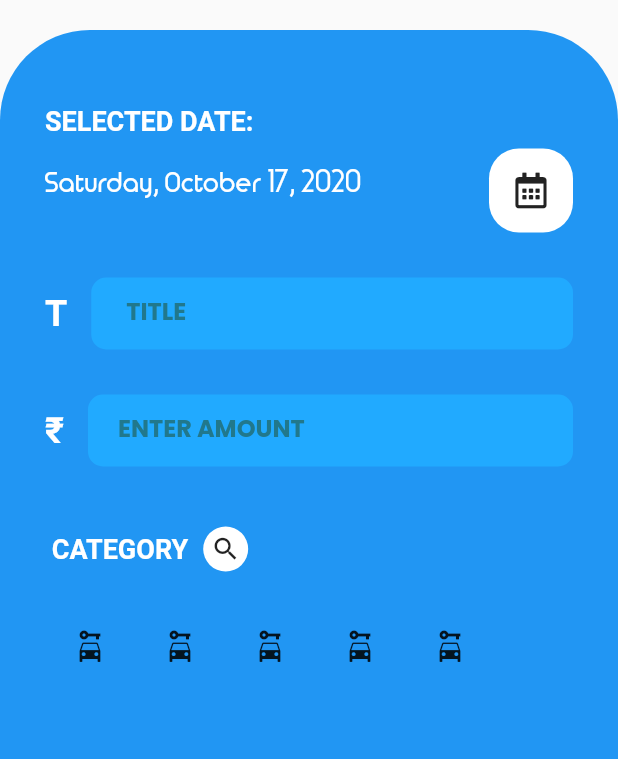
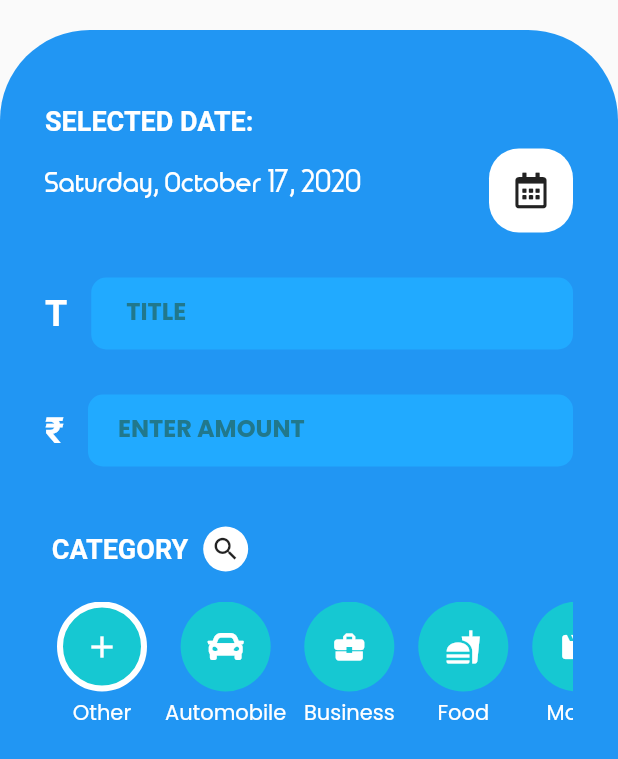
Before and after one commit to aman1210/FlutterExpenseTracker, a Flutter app: the TransactionForm widget shown alone on an empty page, opened directly with empty values, on a phone screen of 412 x 824 dp. Shown: the top 759 px of the screen. Run offline on Flutter 3.47's test engine with Material 2 defaults, Android fonts, the phone set to English and light mode, and no system bars; our stand-ins replace fancy_bottom_navigation, font_awesome_flutter; missing offline and left inert: icon_picker.

Commit message:
some changes

```diff
--- /dev/null
+++ b/lib/Model/category.dart
@@ -0,0 +1,7 @@
+import 'package:flutter/material.dart';
+
+class CategoryModel {
+  IconData icon;
+  String categoryName;
+  CategoryModel({this.icon, this.categoryName});
+}
--- /dev/null
+++ b/lib/Provider/categoryProvider.dart
@@ -0,0 +1,29 @@
+import 'package:flutter/material.dart';
+import 'package:font_awesome_flutter/font_awesome_flutter.dart';
+import '../Model/category.dart';
+
+class CategoryProvider with ChangeNotifier {
+  List<CategoryModel> expenseCategory = [
+    new CategoryModel(icon: Icons.add, categoryName: 'Other'),
+    new CategoryModel(icon: FontAwesomeIcons.car, categoryName: 'Automobile'),
+    new CategoryModel(icon: Icons.business_center, categoryName: 'Business'),
+    new CategoryModel(icon: Icons.fastfood, categoryName: 'Food'),
+    new CategoryModel(icon: Icons.movie, categoryName: 'Movie'),
+    new CategoryModel(icon: Icons.medical_services, categoryName: 'Medical'),
+    new CategoryModel(
+        icon: FontAwesomeIcons.shoppingBasket, categoryName: 'Shopping'),
+  ];
+
+  List<CategoryModel> incomeCategory = [
+    new CategoryModel(icon: Icons.add, categoryName: 'Other'),
+    new CategoryModel(
+        icon: FontAwesomeIcons.moneyCheck, categoryName: 'Salary'),
+  ];
+
+  List<CategoryModel> getCategory(String name) {
+    if (name == 'Income') {
+      return incomeCategory;
+    }
+    return expenseCategory;
+  }
+}
--- a/lib/widgets/transactionPage/categoryPicker.dart
+++ b/lib/widgets/transactionPage/categoryPicker.dart
@@ -1,12 +1,37 @@
+import 'package:expenseTracker/Model/category.dart';
+import 'package:expenseTracker/Provider/categoryProvider.dart';
+import 'package:expenseTracker/widgets/transactionPage/pickIcon.dart';
 import 'package:flutter/material.dart';
+import 'package:icon_picker/icon_picker.dart';
+import 'package:provider/provider.dart';
 
-class CategoryPicker extends StatelessWidget {
+class CategoryPicker extends StatefulWidget {
   const CategoryPicker({
     Key key,
     @required this.name,
+    @required this.green,
+    @required this.blue,
   }) : super(key: key);
 
   final String name;
+  final Color green;
+  final Color blue;
+
+  @override
+  _CategoryPickerState createState() => _CategoryPickerState();
+}
+
+class _CategoryPickerState extends State<CategoryPicker> {
+  var selectedCategory;
+  List<CategoryModel> category = [];
+  var visible = false;
+
+  @override
+  void initState() {
+    super.initState();
+    category = Provider.of<CategoryProvider>(context, listen: false)
+        .getCategory(widget.name);
+  }
 
   @override
   Widget build(BuildContext context) {
@@ -15,7 +40,7 @@ class CategoryPicker extends StatelessWidget {
       child: Row(
         children: [
           Text(
-            '${name.toUpperCase()} CATEGORY',
+            '${widget.name.toUpperCase()} CATEGORY',
             style: TextStyle(
               fontSize: 18,
               color: Colors.white,
@@ -39,29 +64,87 @@ class CategoryPicker extends StatelessWidget {
         ],
       ),
     );
+
     return Column(
+      crossAxisAlignment: CrossAxisAlignment.start,
       children: [
         heading,
         Container(
-          height: 60,
+          height: 90,
           width: double.infinity,
           margin: const EdgeInsets.only(top: 20),
           child: ListView.builder(
             scrollDirection: Axis.horizontal,
             itemBuilder: (context, index) {
-              return Container(
-                height: 60,
-                width: 60,
-                decoration: BoxDecoration(
-                  borderRadius: BorderRadius.circular(60),
-                  // color: name=='I'
+              return InkWell(
+                onTap: () {
+                  if (index != 0) {
+                    setState(() {
+                      selectedCategory = index;
+                    });
+                  } else {
+                    showDialog(
+                      context: context,
+                      builder: (context) => PickIcon(),
+                    );
+                    // setState(() {
+                    //   visible = true;
+                    // });
+                  }
+                },
+                child: Column(
+                  children: [
+                    Container(
+                      margin: const EdgeInsets.symmetric(horizontal: 8),
+                      height: 60,
+                      width: 60,
+                      decoration: BoxDecoration(
+                        borderRadius: BorderRadius.circular(60),
+                        color: selectedCategory == index
+                            ? Colors.white
+                            : widget.name == 'Income'
+                                ? widget.green.withGreen(230)
+                                : widget.blue
+                                    .withBlue(210)
+                                    .withGreen(200)
+                                    .withRed(22),
+                        border: index == 0
+                            ? Border.all(color: Colors.white, width: 4)
+                            : null,
+                      ),
+                      child: Icon(
+                        category[index].icon,
+                        color: selectedCategory == index
+                            ? Colors.black
+                            : Colors.white,
+                      ),
+                    ),
+                    Padding(
+                      padding: const EdgeInsets.all(4.0),
+                      child: Text(
+                        category[index].categoryName,
+                        style: TextStyle(
+                          fontSize: 14,
+                          color: Colors.white,
+                        ),
+                      ),
+                    )
+                  ],
                 ),
-                child: Icon(Icons.car_rental),
               );
             },
-            itemCount: 5,
+            itemCount: category.length,
           ),
         ),
+        if (visible)
+          Container(
+            height: 60,
+            margin: const EdgeInsets.only(top: 8),
+            child: IconPicker(
+              initialValue: 'Home',
+              icon: Icon(Icons.apps),
+            ),
+          ),
       ],
     );
   }
--- a/lib/widgets/transactionPage/transactionForm.dart
+++ b/lib/widgets/transactionPage/transactionForm.dart
@@ -43,7 +43,11 @@ class TransactionForm extends StatelessWidget {
             formHeading,
             DatePicker(),
             MainForm(name: name, green: green, blue: blue),
-            CategoryPicker(name: name),
+            CategoryPicker(
+              name: name,
+              green: green,
+              blue: blue,
+            ),
           ],
         ),
       ),
--- a/pubspec.yaml
+++ b/pubspec.yaml
@@ -24,6 +24,8 @@ dependencies:
   flutter:
     sdk: flutter
   intl: ^0.16.1
+  provider: ^4.3.2+2
+  icon_picker: ^1.1.0
   font_awesome_flutter: ^8.10.0
   fancy_bottom_navigation: ^0.3.2
 
```
Also changed, not shown: lib/main.dart (+6 -1 lines), lib/widgets/transactionPage/pickIcon.dart (added, +115 -0 lines), pubspec.lock.
